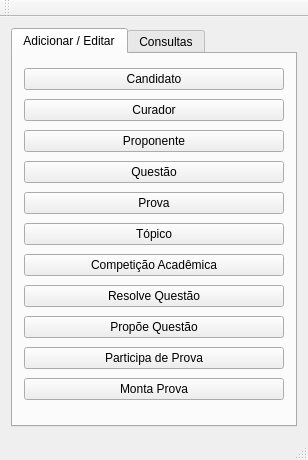
Qt form gui/mainwindow.ui (prafael18/mc536) before a commit.
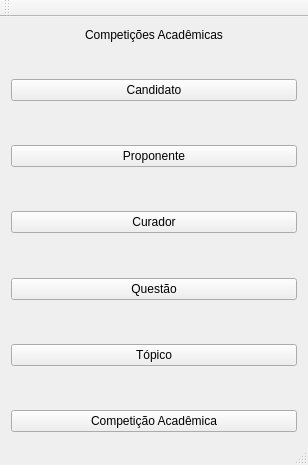
The same form after that commit.

```diff
--- a/gui/mainwindow.ui
+++ b/gui/mainwindow.ui
@@ -7,7 +7,7 @@
     <x>0</x>
     <y>0</y>
     <width>308</width>
-    <height>460</height>
+    <height>465</height>
    </rect>
   </property>
   <property name="windowTitle">
@@ -15,138 +15,139 @@
   </property>
   <widget class="QWidget" name="centralWidget">
    <layout class="QGridLayout" name="gridLayout">
-    <item row="0" column="0">
-     <widget class="QTabWidget" name="tabWidget">
-      <property name="currentIndex">
-       <number>0</number>
-      </property>
-      <widget class="QWidget" name="tab">
-       <attribute name="title">
-        <string>Adicionar / Editar</string>
-       </attribute>
-       <layout class="QGridLayout" name="gridLayout_2">
-        <item row="9" column="0">
-         <widget class="QPushButton" name="pushButton_15">
-          <property name="text">
-           <string>Participa de Prova</string>
-          </property>
-         </widget>
-        </item>
-        <item row="6" column="0">
-         <widget class="QPushButton" name="pushButton_5">
-          <property name="text">
-           <string>Competição Acadêmica</string>
-          </property>
-         </widget>
-        </item>
-        <item row="3" column="0">
-         <widget class="QPushButton" name="pushButton_2">
-          <property name="text">
-           <string>Questão</string>
-          </property>
-         </widget>
-        </item>
-        <item row="7" column="0">
-         <widget class="QPushButton" name="pushButton_8">
-          <property name="text">
-           <string>Resolve Questão</string>
-          </property>
-         </widget>
-        </item>
-        <item row="8" column="0">
-         <widget class="QPushButton" name="pushButton_14">
-          <property name="text">
-           <string>Propõe Questão</string>
-          </property>
-         </widget>
-        </item>
         <item row="2" column="0">
+     <layout class="QVBoxLayout" name="verticalLayout">
+      <item>
+       <widget class="QPushButton" name="pushButton">
+        <property name="text">
+         <string>Candidato</string>
+        </property>
+       </widget>
+      </item>
+      <item>
+       <spacer name="verticalSpacer">
+        <property name="orientation">
+         <enum>Qt::Vertical</enum>
+        </property>
+        <property name="sizeHint" stdset="0">
+         <size>
+          <width>20</width>
+          <height>40</height>
+         </size>
+        </property>
+       </spacer>
+      </item>
+      <item>
          <widget class="QPushButton" name="pushButton_13">
           <property name="text">
            <string>Proponente</string>
           </property>
          </widget>
         </item>
-        <item row="1" column="0">
+      <item>
+       <spacer name="verticalSpacer_2">
+        <property name="orientation">
+         <enum>Qt::Vertical</enum>
+        </property>
+        <property name="sizeHint" stdset="0">
+         <size>
+          <width>20</width>
+          <height>40</height>
+         </size>
+        </property>
+       </spacer>
+      </item>
+      <item>
          <widget class="QPushButton" name="pushButton_12">
           <property name="text">
            <string>Curador</string>
           </property>
          </widget>
         </item>
-        <item row="0" column="0">
-         <widget class="QPushButton" name="pushButton">
-          <property name="text">
-           <string>Candidato</string>
-          </property>
-         </widget>
-        </item>
-        <item row="4" column="0">
-         <widget class="QPushButton" name="pushButton_3">
+      <item>
+       <spacer name="verticalSpacer_3">
+        <property name="orientation">
+         <enum>Qt::Vertical</enum>
+        </property>
+        <property name="sizeHint" stdset="0">
+         <size>
+          <width>20</width>
+          <height>40</height>
+         </size>
+        </property>
+       </spacer>
+      </item>
+      <item>
+       <widget class="QPushButton" name="pushButton_2">
           <property name="text">
-           <string>Prova</string>
+         <string>Questão</string>
           </property>
          </widget>
         </item>
-        <item row="5" column="0">
+      <item>
+       <spacer name="verticalSpacer_4">
+        <property name="orientation">
+         <enum>Qt::Vertical</enum>
+        </property>
+        <property name="sizeHint" stdset="0">
+         <size>
+          <width>20</width>
+          <height>40</height>
+         </size>
+        </property>
+       </spacer>
+      </item>
+      <item>
          <widget class="QPushButton" name="pushButton_6">
           <property name="text">
            <string>Tópico</string>
           </property>
          </widget>
         </item>
-        <item row="10" column="0">
-         <widget class="QPushButton" name="pushButton_16">
+      <item>
+       <spacer name="verticalSpacer_5">
+        <property name="orientation">
+         <enum>Qt::Vertical</enum>
+        </property>
+        <property name="sizeHint" stdset="0">
+         <size>
+          <width>20</width>
+          <height>40</height>
+         </size>
+        </property>
+       </spacer>
+      </item>
+      <item>
+       <widget class="QPushButton" name="pushButton_5">
           <property name="text">
-           <string>Monta Prova</string>
+         <string>Competição Acadêmica</string>
           </property>
          </widget>
         </item>
        </layout>
-      </widget>
-      <widget class="QWidget" name="tab_2">
-       <attribute name="title">
-        <string>Consultas</string>
-       </attribute>
-       <layout class="QGridLayout" name="gridLayout_3">
-        <item row="1" column="0">
-         <widget class="QPushButton" name="pushButton_7">
-          <property name="text">
-           <string>Listar questões por tópico</string>
-          </property>
-         </widget>
-        </item>
-        <item row="4" column="0">
-         <widget class="QPushButton" name="pushButton_11">
-          <property name="text">
-           <string>Listar candidatos por competição</string>
-          </property>
-         </widget>
         </item>
         <item row="0" column="0">
-         <widget class="QPushButton" name="pushButton_4">
+     <widget class="QLabel" name="label">
           <property name="text">
-           <string>Listar Competições</string>
-          </property>
-         </widget>
-        </item>
-        <item row="3" column="0">
-         <widget class="QPushButton" name="pushButton_10">
-          <property name="text">
-           <string>Listar histórico por Candidato</string>
+       <string>Competições Acadêmicas</string>
+      </property>
+      <property name="alignment">
+       <set>Qt::AlignCenter</set>
           </property>
          </widget>
         </item>
-        <item row="2" column="0">
-         <widget class="QPushButton" name="pushButton_9">
-          <property name="text">
-           <string>Listar questões por Proponente</string>
-          </property>
-         </widget>
-        </item>
-       </layout>
-      </widget>
-     </widget>
+    <item row="1" column="0">
+     <spacer name="verticalSpacer_6">
+      <property name="orientation">
+       <enum>Qt::Vertical</enum>
+      </property>
+      <property name="sizeHint" stdset="0">
+       <size>
+        <width>20</width>
+        <height>40</height>
+       </size>
+      </property>
+     </spacer>
     </item>
    </layout>
   </widget>
```
Lines whose indentation alone changed are shown as unchanged.
